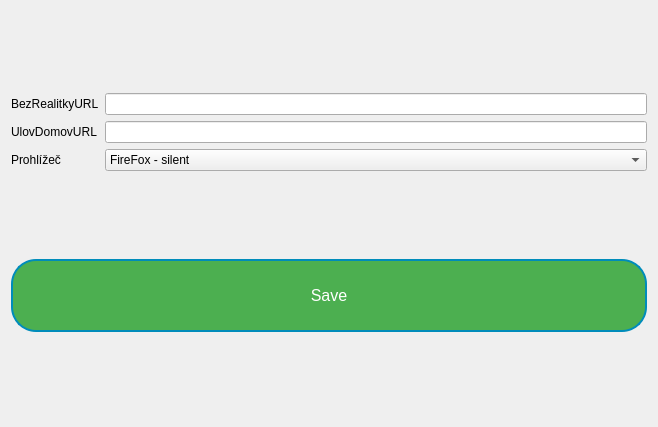
First picture: the form in SettingsDialog.ui, repository thekonon/GuiScraper, before the edit.
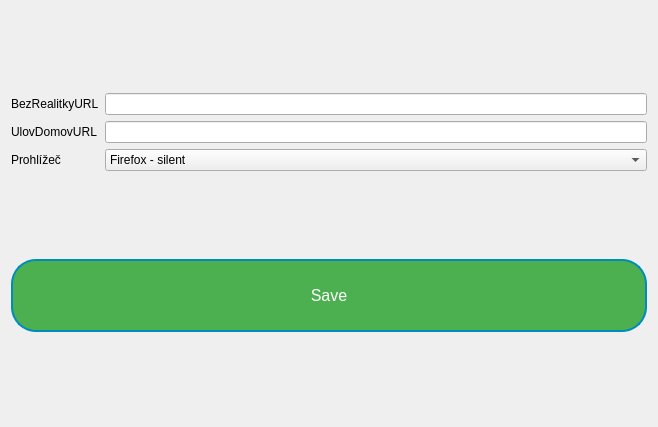
Second picture: the form after the edit.

Patch:
```diff
--- a/SettingsDialog.ui
+++ b/SettingsDialog.ui
@@ -47,7 +47,7 @@
       <widget class="QComboBox" name="comboBox">
        <item>
         <property name="text">
-         <string>FireFox - silent</string>
+         <string>Firefox - silent</string>
         </property>
        </item>
        <item>
```
Left out of the diff: 8 changed lines with no effect on the pictures.
